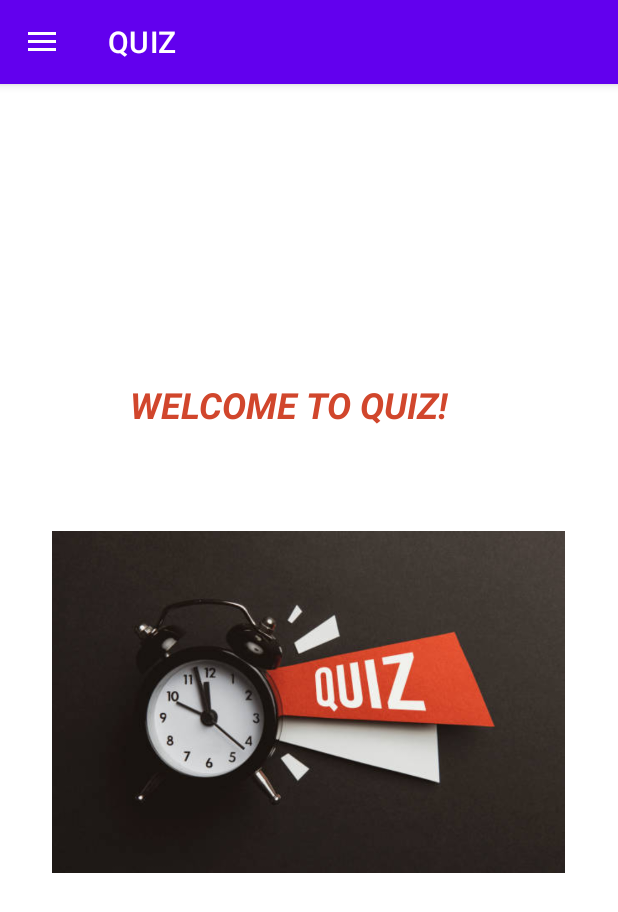
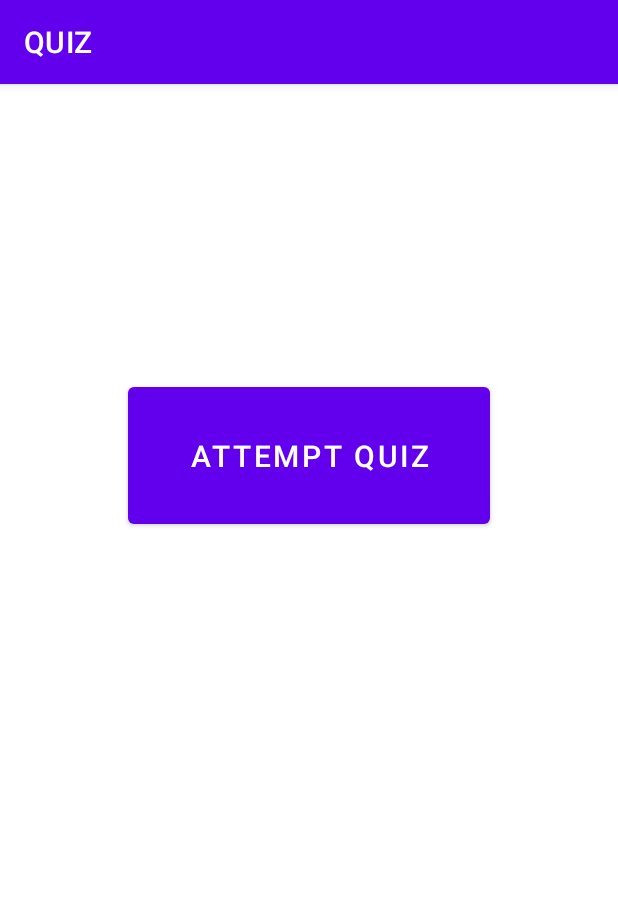
Before and after one commit to farwaali8/QuizApp, an Android app: the screen it shows after launch (MainActivity before the commit, QuizActivity after it), after a tap on "Quiz", on a phone screen of 412 x 824 dp. Shown: the top 912 px of the screen. Run offline under Robolectric (Android 15) with nearby library versions, the phone set to English and light mode, and no system bars; 1 other tap on this screen came first.

```diff
--- a/app/src/main/AndroidManifest.xml
+++ b/app/src/main/AndroidManifest.xml
@@ -12,6 +12,12 @@
         android:theme="@style/Theme.Okayy"
         tools:targetApi="31">
         <activity
+            android:name=".ResultActivity"
+            android:exported="false" />
+        <activity
+            android:name=".QuizActivity"
+            android:exported="false" />
+        <activity
             android:name=".MainActivity"
             android:exported="true">
             <intent-filter>
--- a/app/src/main/java/com/example/okayy/MainActivity.java
+++ b/app/src/main/java/com/example/okayy/MainActivity.java
@@ -4,6 +4,7 @@ import androidx.appcompat.app.ActionBarDrawerToggle;
 import androidx.appcompat.app.AppCompatActivity;
 import androidx.drawerlayout.widget.DrawerLayout;
 
+import android.content.Intent;
 import android.os.Bundle;
 import android.view.MenuItem;
 import android.widget.Toast;
@@ -40,9 +41,15 @@ public class MainActivity extends AppCompatActivity {
                 switch (item.getItemId()) {
                     case R.id.nav_quiz:
                         showToast("Quiz Selected");
+                        // Open QuizActivity
+                        Intent quizIntent = new Intent(MainActivity.this, QuizActivity.class);
+                        startActivity(quizIntent);
                         break;
                     case R.id.nav_result:
                         showToast("Result Selected");
+                        // Open QuizActivity
+                        Intent resultIntent = new Intent(MainActivity.this, ResultActivity.class);
+                        startActivity(resultIntent);
                         break;
 
                 }
--- /dev/null
+++ b/app/src/main/java/com/example/okayy/QuizActivity.java
@@ -0,0 +1,37 @@
+package com.example.okayy;
+
+import androidx.appcompat.app.AppCompatActivity;
+import androidx.fragment.app.Fragment;
+import androidx.fragment.app.FragmentManager;
+import androidx.fragment.app.FragmentTransaction;
+
+import android.os.Bundle;
+import android.view.View;
+import android.widget.Button;
+
+public class QuizActivity extends AppCompatActivity {
+
+    @Override
+    protected void onCreate(Bundle savedInstanceState) {
+        super.onCreate(savedInstanceState);
+        setContentView(R.layout.activity_quiz);
+        Button btn = findViewById(R.id.button);
+        findViewById(R.id.button).setOnClickListener(new View.OnClickListener() {
+            @Override
+            public void onClick(View v) {
+                // Navigate to the desired fragment
+                btn.setVisibility(View.GONE);
+                navigateToFragment(new FirstFragment());
+            }
+        });
+    }
+
+    private void navigateToFragment(Fragment fragment) {
+
+        FragmentManager fragmentManager = getSupportFragmentManager();
+        FragmentTransaction fragmentTransaction = fragmentManager.beginTransaction();
+        fragmentTransaction.replace(R.id.container, fragment);
+        fragmentTransaction.addToBackStack(null);
+        fragmentTransaction.commit();
+    }
+}
--- /dev/null
+++ b/app/src/main/res/layout/activity_quiz.xml
@@ -0,0 +1,22 @@
+<?xml version="1.0" encoding="utf-8"?>
+<androidx.constraintlayout.widget.ConstraintLayout xmlns:android="http://schemas.android.com/apk/res/android"
+    xmlns:app="http://schemas.android.com/apk/res-auto"
+    xmlns:tools="http://schemas.android.com/tools"
+    android:layout_width="match_parent"
+    android:layout_height="match_parent"
+    android:id="@+id/container"
+    tools:context=".QuizActivity">
+
+    <Button
+        android:id="@+id/button"
+        android:layout_width="241dp"
+        android:layout_height="103dp"
+        android:layout_marginTop="196dp"
+        android:text="ATTEMPT QUIZ"
+        android:textSize="20sp"
+        app:layout_constraintEnd_toEndOf="parent"
+        app:layout_constraintStart_toStartOf="parent"
+        app:layout_constraintTop_toTopOf="parent" />
+
+
+</androidx.constraintlayout.widget.ConstraintLayout>
--- a/app/src/main/res/values/strings.xml
+++ b/app/src/main/res/values/strings.xml
@@ -2,4 +2,6 @@
     <string name="app_name">QUIZ</string>
     <string name="navigation_drawer_open">Open Navigation Drawer</string>
     <string name="navigation_drawer_close">Close Navigation Drawer</string>
+    <!-- TODO: Remove or change this placeholder text -->
+    <string name="hello_blank_fragment">Hello blank fragment</string>
 </resources>
```
Also changed, not shown: app/src/main/java/com/example/okayy/FirstFragment.java (added, +20 -0 lines), app/src/main/java/com/example/okayy/ResultActivity.java (added, +14 -0 lines), app/src/main/res/layout/activity_result.xml (added, +9 -0 lines), app/src/main/res/layout/fragment_first.xml (added, +24 -0 lines), 2 other files.
